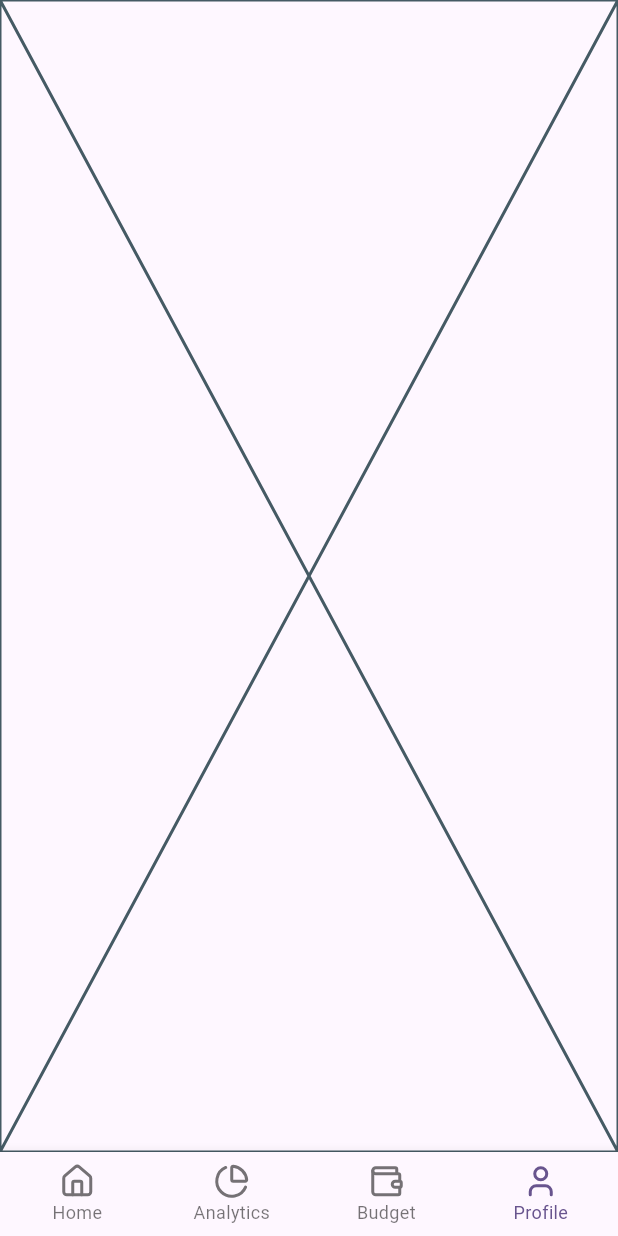
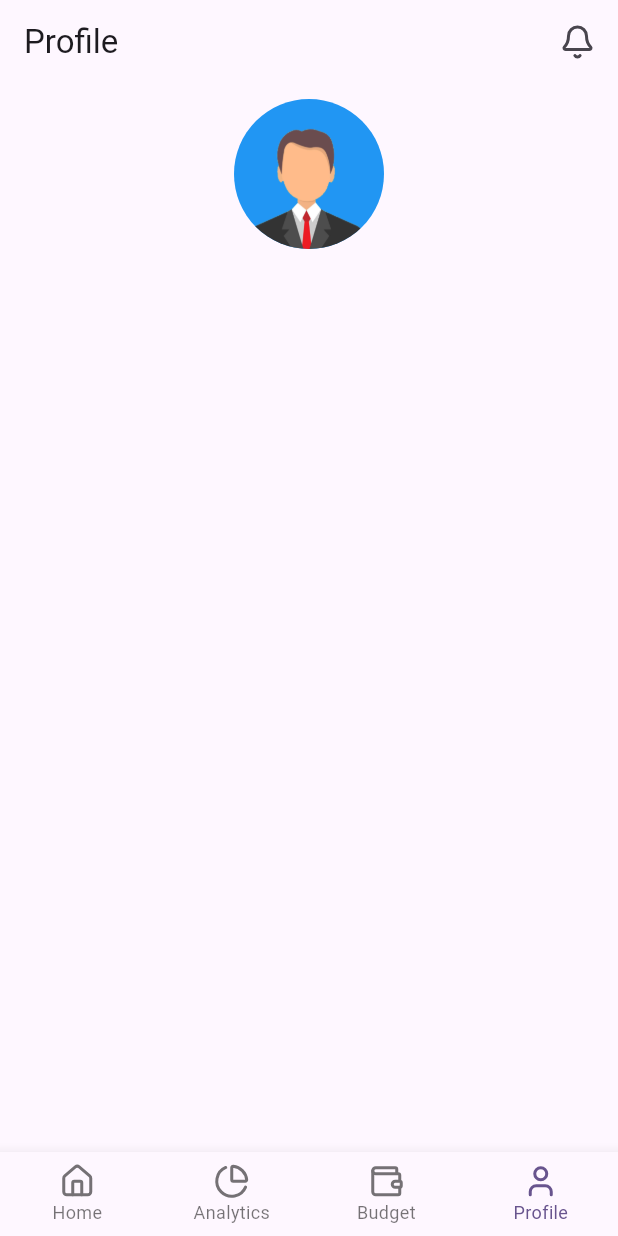
Before and after one commit to demystik/spendly, a Flutter app: the screen it shows after launch, item 4 of the bottom bar chosen, on a phone screen of 412 x 824 dp. Run offline on Flutter 3.47's test engine with Material 3 defaults, Android fonts, the phone set to English and light mode, and no system bars; our stand-ins replace flutter_svg, go_router, lucide_icons_flutter.

Commit message:
profile screen avatar added

```diff
--- a/lib/screens/profile_screen.dart
+++ b/lib/screens/profile_screen.dart
@@ -1,10 +1,49 @@
 import 'package:flutter/material.dart';
+import 'package:lucide_icons_flutter/lucide_icons.dart';
 
 class ProfileScreen extends StatelessWidget {
   const ProfileScreen({super.key});
 
   @override
   Widget build(BuildContext context) {
-    return const Placeholder();
+    return Scaffold(
+      appBar: AppBar(
+        title: Text("Profile"),
+        actions: [
+          Padding(
+            padding: const EdgeInsets.symmetric(horizontal: 15.0),
+            child: Icon(LucideIcons.bell),
+          ),
+        ],
+      ),
+      body: SafeArea(
+        child: ListView(
+          padding: EdgeInsets.all(10),
+          children: [
+            Column(
+              crossAxisAlignment: CrossAxisAlignment.center,
+              children: [
+                Stack(
+                  children: [
+                    Container(
+                      width: 100,
+                      height: 100,
+                      decoration: BoxDecoration(
+                        shape: BoxShape.circle,
+                        color: Colors.blue,
+                        image: DecorationImage(
+                          fit: BoxFit.cover,
+                          image: AssetImage("assets/images/profile_male.png",),
+                        ),
+                      ),
+                    ),
+                  ],
+                ),
+              ],
+            ),
+          ],
+        ),
+      ),
+    );
   }
 }
```
